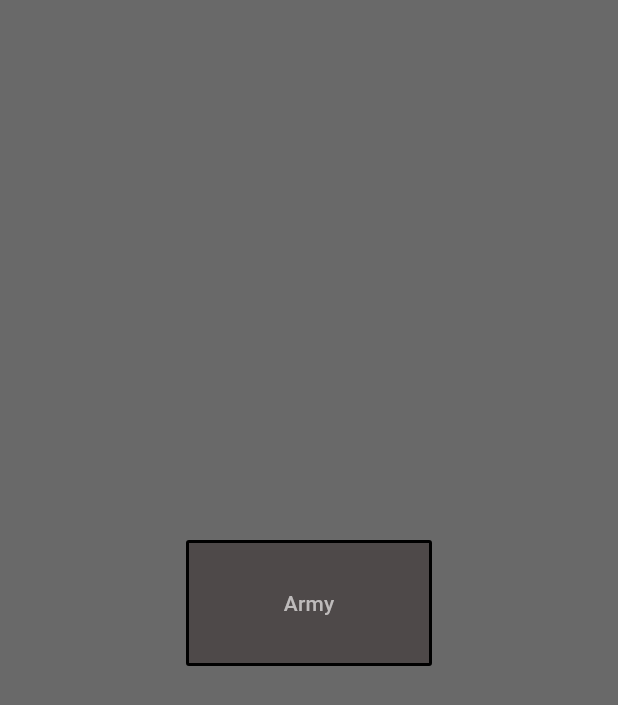
After one commit to AndreyShikhov/YourPlasticArmy, a Flutter app: the BaseWindow screen opened by its route, after a tap on "WH 40K", on a phone screen of 412 x 824 dp. The commit adds this screen. Shown: the top 705 px of the screen. Run offline on Flutter 3.47's test engine with Material 3 defaults, Android fonts, the phone set to English and light mode, and no system bars; our stand-ins replace go_router.

Commit message:
add router and refactor directory

```diff
--- /dev/null
+++ b/YPA/lib/core/router/router.dart
@@ -0,0 +1,37 @@
+import 'package:go_router/go_router.dart';
+import 'package:ypa/core/data/style_data%20.dart';
+
+import 'package:ypa/core/screens/main_screen.dart';
+import 'package:ypa/core/screens/army_lyst_screen.dart';
+import 'package:ypa/core/widgets/base_window.dart';
+
+
+final GoRouter router = GoRouter(
+    initialLocation: '/',   // start page
+    routes: [
+      GoRoute(
+          path: '/',
+          builder: (context, state) => BaseWindow(
+              bgColor: mainScreenColor,
+              child: MainScreen()
+          ),
+        routes: [
+          GoRoute(
+              path: 'army_lyst',
+              builder: (context, state) =>BaseWindow(
+                bgColor: mainScreenColor,
+                  child: ArmyLystScreen()
+              )
+          ),
+          /*GoRoute(
+              path: 'new_page',
+              builder: (context, state) =>BaseWindow(
+                  bgColor: mainScreenColor,
+                  child: ArmyLystScreen()
+              ),*/
+        ]
+      ),
+
+
+    ]
+);
--- /dev/null
+++ b/YPA/lib/core/screens/army_lyst_screen.dart
@@ -0,0 +1,53 @@
+import 'package:flutter/material.dart';
+
+import '../widgets/buttons.dart';
+
+
+class ArmyLystScreen extends StatefulWidget {
+
+  @override
+  _ArmyLystScreen createState() => _ArmyLystScreen();
+}
+
+class _ArmyLystScreen extends State<ArmyLystScreen> {
+  final Color contentColor = Colors.black26;
+  bool _isBTNActiveWH  = true;
+  bool _isBTNActiveVS  = true;
+  bool _isBTNActiveAnal  = true;
+
+  void enableAllButtons({bool isEnable = true})
+  {
+    _isBTNActiveWH = isEnable;
+    _isBTNActiveVS = isEnable;
+    _isBTNActiveAnal = isEnable;
+  }
+
+
+  @override
+  Widget build(BuildContext context) {
+    return Container(
+      color: contentColor,
+      child: Center(
+        child: Column(
+          mainAxisAlignment: MainAxisAlignment.center,
+          children: [
+            MainButton(
+              textBTN: 'Army',
+              isActive: _isBTNActiveWH,
+              onPressed: ()
+              {
+                print('fuck');
+                setState(()=> enableAllButtons(isEnable: false));
+              },
+              style: MainButton.mainButtonStyle(context),
+
+            ),
+
+            const SizedBox(height: 20),
+
+          ],
+        ),
+      ),
+    );
+  }
+}
--- /dev/null
+++ b/YPA/lib/core/screens/main_screen.dart
@@ -0,0 +1,75 @@
+import 'package:flutter/material.dart';
+import 'package:go_router/go_router.dart';
+import 'package:ypa/core/widgets/buttons.dart';
+
+
+class MainScreen extends StatefulWidget {
+
+  @override
+  _MainScreenState createState() => _MainScreenState();
+}
+
+class _MainScreenState extends State<MainScreen> {
+  final Color contentColor = Colors.black26;
+  bool _isBTNActiveWH  = true;
+  bool _isBTNActiveVS  = true;
+  bool _isBTNActiveAnal  = true;
+
+  void enableAllButtons({bool isEnable = true})
+  {
+    _isBTNActiveWH = isEnable;
+    _isBTNActiveVS = isEnable;
+    _isBTNActiveAnal = isEnable;
+  }
+
+
+  @override
+  Widget build(BuildContext context) {
+    return Container(
+      color: contentColor,
+      child: Center(
+        child: Column(
+          mainAxisAlignment: MainAxisAlignment.center,
+          children: [
+            MainButton(
+              textBTN: 'WH 40K',
+              isActive: _isBTNActiveWH,
+              onPressed: ()
+              {
+
+                setState(()=> enableAllButtons(isEnable: false));
+                context.go('/army_lyst');
+                print('fuck');
+              },
+              style: MainButton.mainButtonStyle(context),
+
+            ),
+
+            const SizedBox(height: 20),
+
+
+            MainButton(
+              textBTN: 'Second',
+              isActive: _isBTNActiveVS,
+              onPressed: ()
+              {
+                setState(()=> enableAllButtons(isEnable: false));
+              },
+            ),
+
+            const SizedBox(height: 20),
+
+            MainButton(
+              textBTN: 'Third button',
+              isActive: _isBTNActiveAnal,
+              onPressed: ()
+              {
+                setState(()=> enableAllButtons(isEnable: false));
+              },),
+            const SizedBox(height: 20),
+          ],
+        ),
+      ),
+    );
+  }
+}
--- /dev/null
+++ b/YPA/lib/core/widgets/base_window.dart
@@ -0,0 +1,20 @@
+import 'package:flutter/material.dart';
+
+
+class BaseWindow extends StatelessWidget {
+
+  final Color bgColor;
+  final Widget child; // content widget
+  const BaseWindow({super.key,
+    this.bgColor = Colors.black,
+    required this.child
+  });
+
+  @override
+  Widget build(BuildContext context) {
+    return Scaffold(
+      backgroundColor: bgColor,
+      body: child,
+    );
+  }
+}
```
Also changed, not shown: YPA/lib/app.dart (+7 -5 lines), YPA/lib/core/pages.dart (deleted, +0 -91 lines), YPA/lib/core/widgets/buttons.dart (renamed from YPA/lib/core/buttons.dart), YPA/lib/router.dart (deleted).
